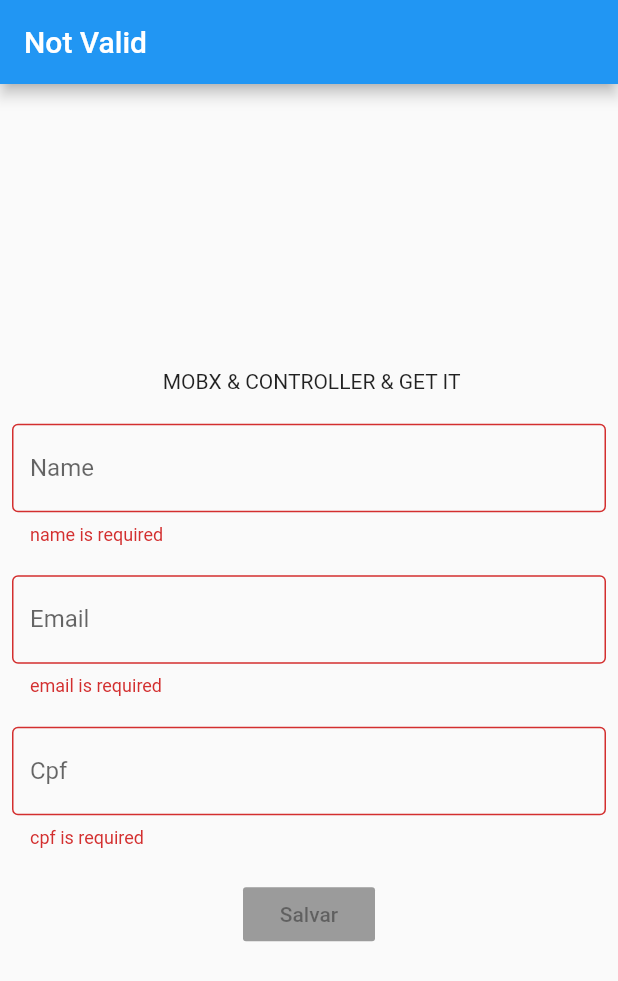
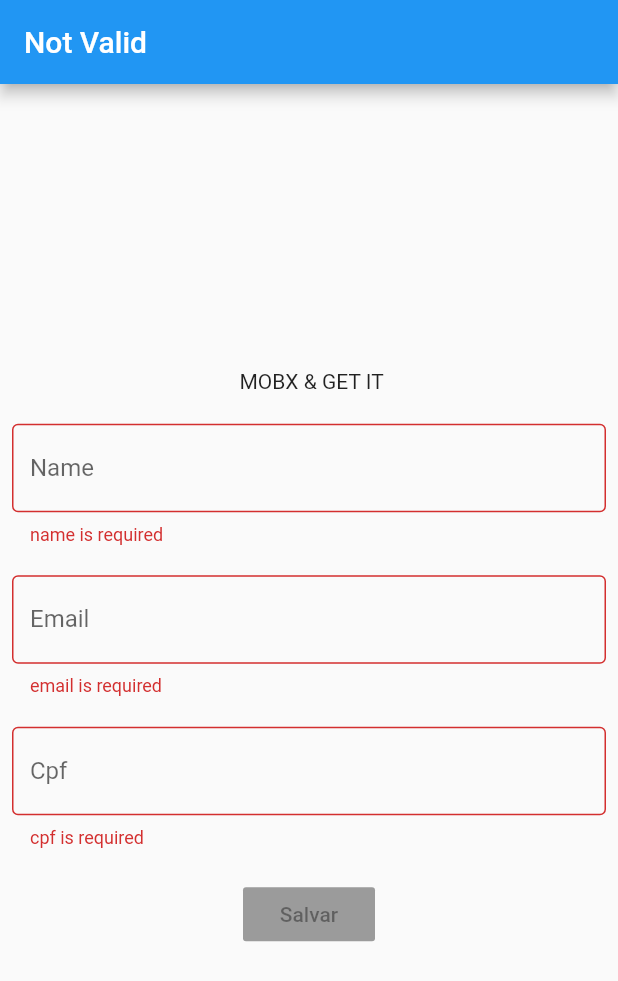
Before and after one commit to paulosoujava/MobxProviderGetIt, a Flutter app: the screen it shows after launch, on a phone screen of 412 x 824 dp. Shown: the top 981 px of the screen. Run offline on Flutter 3.47's test engine with Material 2 defaults, Android fonts, the phone set to English and light mode, and no system bars; our stand-ins replace flutter_mobx, get_it, mobx; generated files the repository leaves out were written again.

Commit message:
first get it

```diff
--- a/lib/home.dart
+++ b/lib/home.dart
@@ -1,10 +1,9 @@
 import 'package:flutter/material.dart';
 import 'package:flutter_mobx/flutter_mobx.dart';
-import 'package:mobx/mobx.dart';
+import 'package:get_it/get_it.dart';
 
 import 'package:mobx_study/controller.dart';
 import 'package:mobx_study/models/body.dart';
-import 'package:provider/provider.dart';
 
 class HomePage extends StatefulWidget {
   HomePage({Key key, this.title}) : super(key: key);
@@ -17,7 +16,7 @@ class HomePage extends StatefulWidget {
 class _HomePageState extends State<HomePage> {
   @override
   Widget build(BuildContext context) {
-    final controller = Provider.of<Controller>(context);
+    final controller = GetIt.I.get<Controller>();
 
     return Scaffold(
         appBar: AppBar(
--- a/lib/main.dart
+++ b/lib/main.dart
@@ -1,9 +1,11 @@
 import 'package:flutter/material.dart';
+import 'package:get_it/get_it.dart';
 import 'package:mobx_study/controller.dart';
 import 'package:mobx_study/home.dart';
-import 'package:provider/provider.dart';
 
 void main() {
+  GetIt getIt = GetIt.I;
+  getIt.registerSingleton<Controller>(Controller());
   runApp(MyApp());
 }
 
@@ -11,18 +13,13 @@ class MyApp extends StatelessWidget {
   // This widget is the root of your application.
   @override
   Widget build(BuildContext context) {
-    return MultiProvider(
-      providers: [
-        Provider<Controller>(create: (_) => Controller()),
-      ],
-      child: MaterialApp(
-        title: 'MoBX',
-        theme: ThemeData(
-          primarySwatch: Colors.blue,
-          visualDensity: VisualDensity.adaptivePlatformDensity,
-        ),
-        home: HomePage(title: 'MOBX & PROVIDER'),
+    return MaterialApp(
+      title: 'GET IT',
+      theme: ThemeData(
+        primarySwatch: Colors.blue,
+        visualDensity: VisualDensity.adaptivePlatformDensity,
       ),
+      home: HomePage(title: 'MOBX & GET IT'),
     );
   }
 }
--- a/lib/models/body.dart
+++ b/lib/models/body.dart
@@ -1,7 +1,7 @@
 import 'package:flutter/material.dart';
 import 'package:flutter_mobx/flutter_mobx.dart';
+import 'package:get_it/get_it.dart';
 import 'package:mobx_study/controller.dart';
-import 'package:provider/provider.dart';
 
 class BodyWidget extends StatelessWidget {
   _textField({String labelText, onChanged, String Function() errorText}) {
@@ -16,14 +16,14 @@ class BodyWidget extends StatelessWidget {
 
   @override
   Widget build(BuildContext context) {
-    final controller = Provider.of<Controller>(context);
+    final controller = GetIt.I.get<Controller>();
     return Container(
         child: Padding(
       padding: const EdgeInsets.all(8.0),
       child: Column(
         mainAxisAlignment: MainAxisAlignment.center,
         children: <Widget>[
-          Text(' MOBX & CONTROLLER & GET IT'),
+          Text(' MOBX & GET IT'),
           SizedBox(
             height: 20,
           ),
--- a/pubspec.yaml
+++ b/pubspec.yaml
@@ -29,7 +29,7 @@ dependencies:
   # Use with the CupertinoIcons class for iOS style icons.
   cupertino_icons: ^1.0.0
   flutter_modular:
-  provider:
+  get_it:
   mobx:
   flutter_mobx:
 
```
Also changed, not shown: pubspec.lock, 1 other file.
